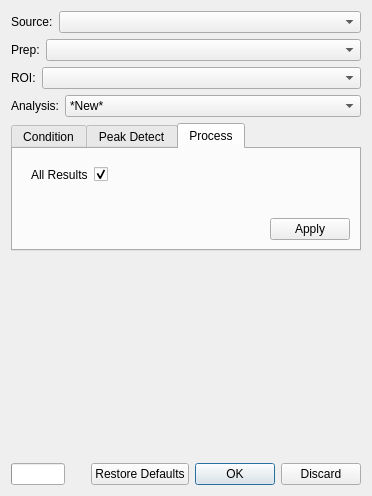
Old version of the form src/ui/KairoSightWidgetAnalyze.ui in the repository kairosight/KairoSight.
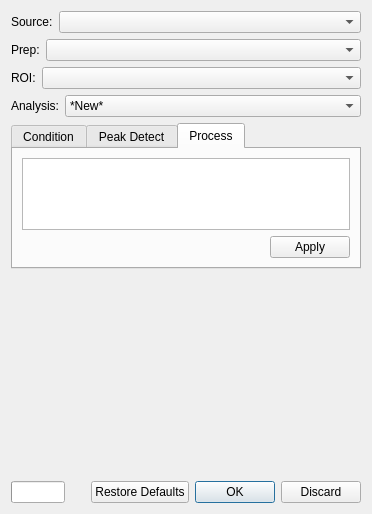
New version of the form. The open tabs and pages were chosen to show the change. Custom widgets are drawn as their Qt base class.

Commit message: Refining results generation and other UI elements

Patch:
```diff
--- a/src/ui/KairoSightWidgetAnalyze.ui
+++ b/src/ui/KairoSightWidgetAnalyze.ui
@@ -7,7 +7,7 @@
     <x>0</x>
     <y>0</y>
     <width>350</width>
-    <height>491</height>
+    <height>512</height>
    </rect>
   </property>
   <property name="sizePolicy">
@@ -365,57 +365,13 @@
       </attribute>
       <layout class="QVBoxLayout" name="verticalLayout_4">
        <item>
-        <widget class="QStackedWidget" name="stackedWidget">
-         <property name="currentIndex">
-          <number>1</number>
+        <widget class="QTableView" name="processTableView">
+         <property name="editTriggers">
+          <set>QAbstractItemView::NoEditTriggers</set>
          </property>
-         <widget class="QWidget" name="pageVm">
-          <layout class="QVBoxLayout" name="verticalLayout_5">
-           <item>
-            <layout class="QFormLayout" name="formLayoutProcessVm">
-             <item row="0" column="0">
-              <widget class="QLabel" name="allResultsLabelVm">
-               <property name="text">
-                <string>All Results</string>
-               </property>
-              </widget>
-             </item>
-             <item row="0" column="1">
-              <widget class="QCheckBox" name="allResultsCheckBoxVm">
-               <property name="checked">
-                <bool>true</bool>
-               </property>
-              </widget>
-             </item>
-            </layout>
-           </item>
-          </layout>
-         </widget>
-         <widget class="QWidget" name="pageCa">
-          <layout class="QVBoxLayout" name="verticalLayout_6">
-           <item>
-            <layout class="QFormLayout" name="formLayoutProcessCa">
-             <item row="0" column="0">
-              <widget class="QLabel" name="allResultsLabelCa">
-               <property name="text">
-                <string>All Results</string>
-               </property>
-              </widget>
-             </item>
-             <item row="0" column="1">
-              <widget class="QCheckBox" name="allResultsCheckBoxCa">
-               <property name="checkable">
-                <bool>true</bool>
-               </property>
-               <property name="checked">
-                <bool>true</bool>
-               </property>
-              </widget>
-             </item>
-            </layout>
-           </item>
-          </layout>
-         </widget>
+         <property name="selectionMode">
+          <enum>QAbstractItemView::MultiSelection</enum>
+         </property>
         </widget>
        </item>
        <item>
```
Left out of the diff: 2 changed lines with no effect on the pictures. The commit also changes 5 other files.
